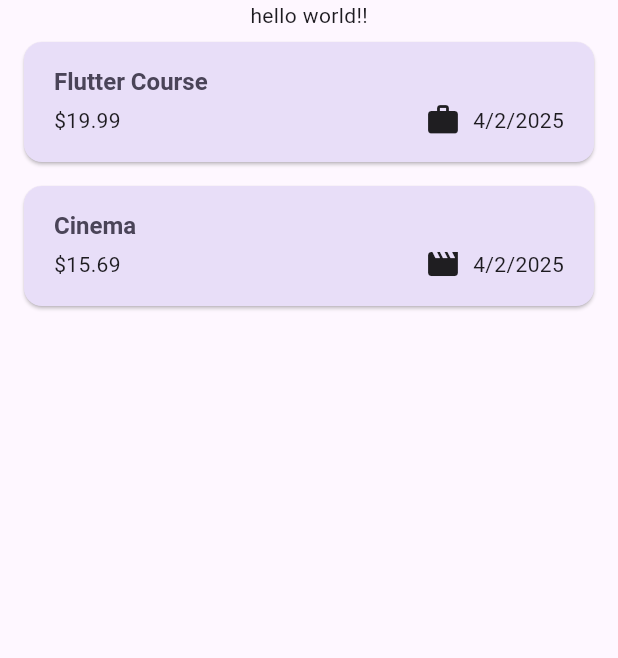
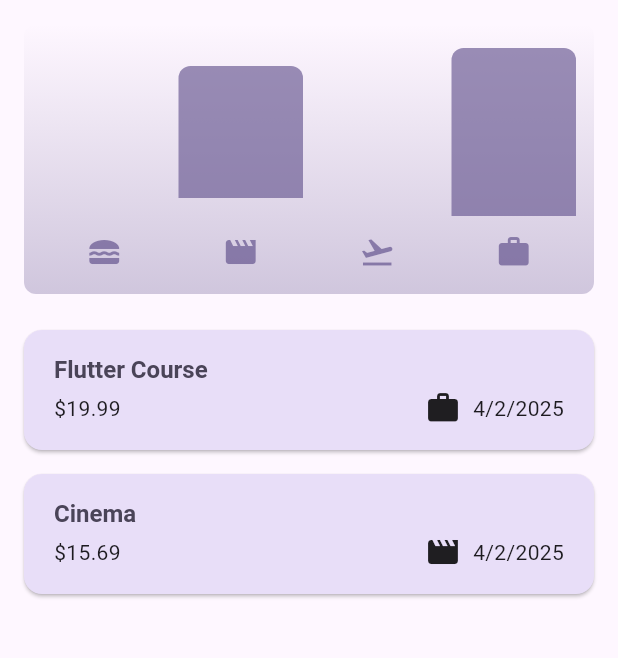
Before and after one commit to trinhtienquang/Flutter_tutorial, a Flutter app: the screen it shows after launch, on a phone screen of 412 x 824 dp, the part 84-742 px from its top. Run offline on Flutter 3.47's test engine with Material 3 defaults, Android fonts, the phone set to English and light mode, and no system bars; our stand-ins replace animated_text_kit, dio, geolocator, google_fonts; missing offline and left inert: confirm_dialog, face_camera.

Commit message:
done app expense

```diff
--- a/expense_tracker/lib/main.dart
+++ b/expense_tracker/lib/main.dart
@@ -1,36 +1,54 @@
 import 'package:expense_tracker/widgets/expenses.dart';
 import 'package:flutter/material.dart';
 
-var kColorSchema = ColorScheme.fromSeed(
+var kColorScheme = ColorScheme.fromSeed(
   seedColor: Color.fromARGB(255, 96, 59, 181),
 );
 
+var kDarkColorScheme = ColorScheme.fromSeed(
+  brightness: Brightness.dark,
+  seedColor: Color.fromARGB(255, 5, 99, 125),
+);
 void main() {
   runApp(
     MaterialApp(
-      theme: ThemeData().copyWith(
-        colorScheme: kColorSchema,
-        appBarTheme: AppBarTheme().copyWith(
-          backgroundColor: kColorSchema.onPrimaryContainer,
-          foregroundColor: kColorSchema.primaryContainer,
-        ),
+      darkTheme: ThemeData.dark().copyWith(
+        colorScheme: kDarkColorScheme,
         cardTheme: CardTheme().copyWith(
-          color: kColorSchema.secondaryContainer,
+          color: kDarkColorScheme.secondaryContainer,
           margin: EdgeInsets.symmetric(horizontal: 16, vertical: 8),
         ),
         elevatedButtonTheme: ElevatedButtonThemeData(
           style: ElevatedButton.styleFrom(
-            backgroundColor: kColorSchema.primaryContainer,
+            backgroundColor: kDarkColorScheme.primaryContainer,
+            foregroundColor: kDarkColorScheme.onPrimaryContainer,
+          ),
+        ),
+      ),
+      theme: ThemeData().copyWith(
+        colorScheme: kColorScheme,
+        appBarTheme: AppBarTheme().copyWith(
+          backgroundColor: kColorScheme.onPrimaryContainer,
+          foregroundColor: kColorScheme.primaryContainer,
+        ),
+        cardTheme: CardTheme().copyWith(
+          color: kColorScheme.secondaryContainer,
+          margin: EdgeInsets.symmetric(horizontal: 16, vertical: 8),
+        ),
+        elevatedButtonTheme: ElevatedButtonThemeData(
+          style: ElevatedButton.styleFrom(
+            backgroundColor: kColorScheme.primaryContainer,
           ),
         ),
         textTheme: ThemeData().textTheme.copyWith(
           titleLarge: TextStyle(
             fontWeight: FontWeight.bold,
-            color: kColorSchema.onSecondaryContainer,
+            color: kColorScheme.onSecondaryContainer,
             fontSize: 16,
           ),
         ),
       ),
+      themeMode: ThemeMode.system,
       home: Expenses(),
     ),
   );
--- a/expense_tracker/lib/models/expense.dart
+++ b/expense_tracker/lib/models/expense.dart
@@ -33,3 +33,22 @@
     return formatter.format(date);
   }
 }
+
+class ExpenseBucket {
+  ExpenseBucket({required this.category, required this.expenses});
+
+  final Category category;
+  final List<Expense> expenses;
+
+  ExpenseBucket.forCategory(List<Expense> allExpenses, this.category)
+    : expenses =
+          allExpenses.where((expense) => expense.category == category).toList();
+
+  double get totalExpenses {
+    double sum = 0;
+    for (final expense in expenses) {
+      sum += expense.amount;
+    }
+    return sum;
+  }
+}
--- /dev/null
+++ b/expense_tracker/lib/widgets/chart/chart.dart
@@ -0,0 +1,92 @@
+import 'package:expense_tracker/models/expense.dart';
+import 'package:expense_tracker/widgets/chart/chart_bar.dart';
+import 'package:flutter/material.dart';
+
+class Chart extends StatelessWidget {
+  const Chart({super.key, required this.expenses});
+
+  final List<Expense> expenses;
+
+  List<ExpenseBucket> get buckets {
+    return [
+      ExpenseBucket.forCategory(expenses, Category.food),
+      ExpenseBucket.forCategory(expenses, Category.leisure),
+      ExpenseBucket.forCategory(expenses, Category.travel),
+      ExpenseBucket.forCategory(expenses, Category.work),
+    ];
+  }
+
+  double get maxTotalExpense {
+    double maxTotalExpense = 0;
+
+    for (final bucket in buckets) {
+      if (bucket.totalExpenses > maxTotalExpense) {
+        maxTotalExpense = bucket.totalExpenses;
+      }
+    }
+
+    return maxTotalExpense;
+  }
+
+  @override
+  Widget build(BuildContext context) {
+    final isDarkMode =
+        MediaQuery.of(context).platformBrightness == Brightness.dark;
+    return Container(
+      margin: const EdgeInsets.all(16),
+      padding: const EdgeInsets.symmetric(vertical: 16, horizontal: 8),
+      width: double.infinity,
+      height: 180,
+      decoration: BoxDecoration(
+        borderRadius: BorderRadius.circular(8),
+        gradient: LinearGradient(
+          colors: [
+            Theme.of(context).colorScheme.primary.withOpacity(0.3),
+            Theme.of(context).colorScheme.primary.withOpacity(0.0),
+          ],
+          begin: Alignment.bottomCenter,
+          end: Alignment.topCenter,
+        ),
+      ),
+      child: Column(
+        children: [
+          Expanded(
+            child: Row(
+              children: [
+                for (final bucket in buckets) // alternative to map()
+                  ChartBar(
+                    fill:
+                        bucket.totalExpenses == 0
+                            ? 0
+                            : bucket.totalExpenses / maxTotalExpense,
+                  ),
+              ],
+            ),
+          ),
+          SizedBox(height: 12),
+          Row(
+            children:
+                buckets
+                    .map(
+                      (bucket) => Expanded(
+                        child: Padding(
+                          padding: EdgeInsets.symmetric(horizontal: 4),
+                          child: Icon(
+                            categoryIcons[bucket.category],
+                            color:
+                                isDarkMode
+                                    ? Theme.of(context).colorScheme.secondary
+                                    : Theme.of(
+                                      context,
+                                    ).colorScheme.primary.withOpacity(0.7),
+                          ),
+                        ),
+                      ),
+                    )
+                    .toList(),
+          ),
+        ],
+      ),
+    );
+  }
+}
--- /dev/null
+++ b/expense_tracker/lib/widgets/chart/chart_bar.dart
@@ -0,0 +1,32 @@
+// ignore_for_file: public_member_api_docs, sort_constructors_first
+import 'package:flutter/material.dart';
+
+class ChartBar extends StatelessWidget {
+  const ChartBar({super.key, required this.fill});
+
+  final double fill;
+
+  @override
+  Widget build(BuildContext context) {
+    final isDarkMode =
+        MediaQuery.of(context).platformBrightness == Brightness.dark;
+    return Expanded(
+      child: Padding(
+        padding: EdgeInsets.symmetric(horizontal: 4),
+        child: FractionallySizedBox(
+          heightFactor: fill,
+          child: DecoratedBox(
+            decoration: BoxDecoration(
+              shape: BoxShape.rectangle,
+              borderRadius: BorderRadius.vertical(top: Radius.circular(8)),
+              color:
+                  isDarkMode
+                      ? Theme.of(context).colorScheme.secondary
+                      : Theme.of(context).colorScheme.primary.withOpacity(0.65),
+            ),
+          ),
+        ),
+      ),
+    );
+  }
+}
--- a/expense_tracker/lib/widgets/expenses.dart
+++ b/expense_tracker/lib/widgets/expenses.dart
@@ -1,3 +1,4 @@
+import 'package:expense_tracker/widgets/chart/chart.dart';
 import 'package:expense_tracker/widgets/new_expense.dart';
 import 'package:flutter/material.dart';
 import 'package:expense_tracker/models/expense.dart';
@@ -83,7 +84,10 @@
         ],
       ),
       body: Column(
-        children: [Text('hello world!!'), Expanded(child: mainContent)],
+        children: [
+          Chart(expenses: _registeredExpenses),
+          Expanded(child: mainContent),
+        ],
       ),
     );
   }
```
